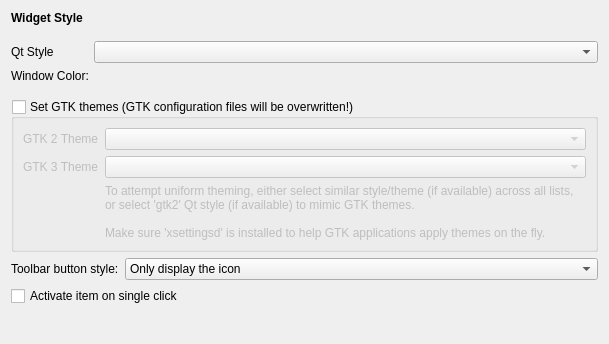
First picture: the form in lxqt-config-appearance/styleconfig.ui, repository lxqt/lxqt-config, before the edit.
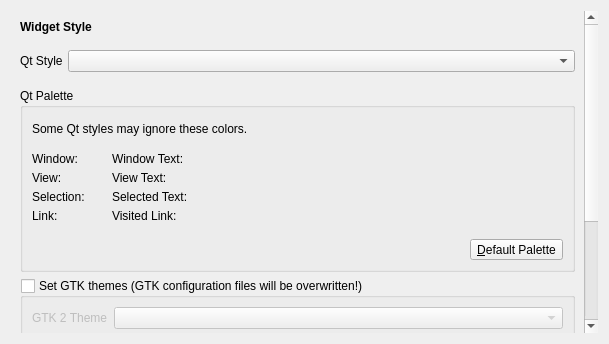
Second picture: the form after the edit. Custom widgets are drawn as their Qt base class.

Commit message:
Detailed palette customization (#647)
* Detailed palette customization

This needs and is based on https://github.com/lxqt/lxqt-qtplugin/pull/61

Closes https://github.com/lxqt/lxqt-config/issues/646

* Arrange color labels in two columns.

Patch:
```diff
--- a/lxqt-config-appearance/styleconfig.ui
+++ b/lxqt-config-appearance/styleconfig.ui
@@ -10,6 +10,16 @@
     <height>344</height>
    </rect>
   </property>
+  <layout class="QVBoxLayout" name="verticalLayout">
+   <item>
+    <widget class="QScrollArea" name="scrollArea">
+     <property name="frameShape">
+      <enum>QFrame::NoFrame</enum>
+     </property>
+     <property name="widgetResizable">
+      <bool>true</bool>
+     </property>
+     <widget class="QWidget" name="scrollAreaWidgetContents">
   <layout class="QFormLayout" name="formLayout">
    <item row="0" column="0">
     <widget class="QLabel" name="label">
@@ -24,7 +34,209 @@
      </property>
     </widget>
    </item>
-   <item row="4" column="0" colspan="2">
+       <item row="1" column="0" colspan="2">
+        <layout class="QFormLayout" name="formLayout_3">
+         <property name="horizontalSpacing">
+          <number>5</number>
+         </property>
+         <property name="topMargin">
+          <number>10</number>
+         </property>
+         <property name="bottomMargin">
+          <number>10</number>
+         </property>
+         <item row="0" column="0">
+          <widget class="QLabel" name="label_5">
+           <property name="text">
+            <string>Qt Style</string>
+           </property>
+          </widget>
+         </item>
+         <item row="0" column="1">
+          <widget class="QComboBox" name="qtComboBox"/>
+         </item>
+        </layout>
+       </item>
+       <item row="2" column="0" colspan="2">
+        <widget class="QGroupBox" name="paletteGroupBox">
+         <property name="title">
+          <string>Qt Palette</string>
+         </property>
+         <layout class="QVBoxLayout" name="verticalLayout_2">
+          <item>
+           <layout class="QHBoxLayout" name="horizontalLayout">
+            <property name="topMargin">
+             <number>5</number>
+            </property>
+            <property name="bottomMargin">
+             <number>10</number>
+            </property>
+            <item>
+             <widget class="QLabel" name="label_9">
+              <property name="text">
+               <string>Some Qt styles may ignore these colors.</string>
+              </property>
+              <property name="wordWrap">
+               <bool>true</bool>
+              </property>
+             </widget>
+            </item>
+           </layout>
+          </item>
+          <item>
+           <layout class="QHBoxLayout" name="horizontalLayout_3">
+            <property name="spacing">
+             <number>10</number>
+            </property>
+            <item>
+             <layout class="QFormLayout" name="formLayout_4">
+              <property name="formAlignment">
+               <set>Qt::AlignLeading|Qt::AlignLeft|Qt::AlignVCenter</set>
+              </property>
+              <property name="verticalSpacing">
+               <number>5</number>
+              </property>
+              <item row="0" column="0">
+               <widget class="QLabel" name="label_6">
+                <property name="text">
+                 <string>Window:</string>
+                </property>
+               </widget>
+              </item>
+              <item row="0" column="1">
+               <widget class="ColorLabel" name="winColorLabel"/>
+              </item>
+              <item row="1" column="0">
+               <widget class="QLabel" name="label_7">
+                <property name="text">
+                 <string>View:</string>
+                </property>
+               </widget>
+              </item>
+              <item row="1" column="1">
+               <widget class="ColorLabel" name="baseColorLabel"/>
+              </item>
+              <item row="2" column="0">
+               <widget class="QLabel" name="label_8">
+                <property name="text">
+                 <string>Selection:</string>
+                </property>
+               </widget>
+              </item>
+              <item row="2" column="1">
+               <widget class="ColorLabel" name="highlightColorLabel"/>
+              </item>
+              <item row="3" column="0">
+               <widget class="QLabel" name="label_13">
+                <property name="text">
+                 <string>Link:</string>
+                </property>
+               </widget>
+              </item>
+              <item row="3" column="1">
+               <widget class="ColorLabel" name="linkColorLabel"/>
+              </item>
+             </layout>
+            </item>
+            <item>
+             <layout class="QFormLayout" name="formLayout_5">
+              <property name="formAlignment">
+               <set>Qt::AlignLeading|Qt::AlignLeft|Qt::AlignVCenter</set>
+              </property>
+              <property name="verticalSpacing">
+               <number>5</number>
+              </property>
+              <item row="0" column="0">
+               <widget class="QLabel" name="label_10">
+                <property name="text">
+                 <string>Window Text:</string>
+                </property>
+               </widget>
+              </item>
+              <item row="0" column="1">
+               <widget class="ColorLabel" name="windowTextColorLabel"/>
+              </item>
+              <item row="1" column="0">
+               <widget class="QLabel" name="label_11">
+                <property name="text">
+                 <string>View Text:</string>
+                </property>
+               </widget>
+              </item>
+              <item row="1" column="1">
+               <widget class="ColorLabel" name="viewTextColorLabel"/>
+              </item>
+              <item row="2" column="0">
+               <widget class="QLabel" name="label_12">
+                <property name="text">
+                 <string>Selected Text:</string>
+                </property>
+               </widget>
+              </item>
+              <item row="2" column="1">
+               <widget class="ColorLabel" name="highlightedTextColorLabel"/>
+              </item>
+              <item row="3" column="0">
+               <widget class="QLabel" name="label_14">
+                <property name="text">
+                 <string>Visited Link:</string>
+                </property>
+               </widget>
+              </item>
+              <item row="3" column="1">
+               <widget class="ColorLabel" name="linkVisitedColorLabel"/>
+              </item>
+             </layout>
+            </item>
+            <item>
+             <spacer name="horizontalSpacer">
+              <property name="orientation">
+               <enum>Qt::Horizontal</enum>
+              </property>
+              <property name="sizeHint" stdset="0">
+               <size>
+                <width>5</width>
+                <height>5</height>
+               </size>
+              </property>
+             </spacer>
+            </item>
+           </layout>
+          </item>
+          <item>
+           <layout class="QHBoxLayout" name="horizontalLayout_2">
+            <property name="topMargin">
+             <number>10</number>
+            </property>
+            <item>
+             <spacer name="horizontalSpacer_2">
+              <property name="orientation">
+               <enum>Qt::Horizontal</enum>
+              </property>
+              <property name="sizeHint" stdset="0">
+               <size>
+                <width>5</width>
+                <height>5</height>
+               </size>
+              </property>
+             </spacer>
+            </item>
+            <item>
+             <widget class="QToolButton" name="defaultPaletteBtn">
+              <property name="text">
+               <string>&amp;Default Palette</string>
+              </property>
+              <property name="toolButtonStyle">
+               <enum>Qt::ToolButtonTextOnly</enum>
+              </property>
+             </widget>
+            </item>
+           </layout>
+          </item>
+         </layout>
+        </widget>
+       </item>
+       <item row="3" column="0" colspan="2">
     <widget class="QGroupBox" name="advancedOptionsGroupBox">
      <property name="sizePolicy">
       <sizepolicy hsizetype="Preferred" vsizetype="Preferred">
@@ -47,7 +259,7 @@
      <property name="checked">
       <bool>false</bool>
      </property>
-     <layout class="QVBoxLayout" name="verticalLayout">
+         <layout class="QVBoxLayout" name="verticalLayout_3">
       <item>
        <layout class="QFormLayout" name="formLayout_2">
         <item row="2" column="0">
@@ -93,14 +305,14 @@
      </layout>
     </widget>
    </item>
-   <item row="5" column="0">
+       <item row="4" column="0">
     <widget class="QLabel" name="label_2">
      <property name="text">
       <string>Toolbar button style:</string>
      </property>
     </widget>
    </item>
-   <item row="5" column="1">
+       <item row="4" column="1">
     <widget class="QComboBox" name="toolButtonStyle">
      <item>
       <property name="text">
@@ -129,49 +341,16 @@
      </item>
     </widget>
    </item>
-   <item row="6" column="0" colspan="2">
+       <item row="5" column="0" colspan="2">
     <widget class="QCheckBox" name="singleClickActivate">
      <property name="text">
       <string>Activate item on single click</string>
      </property>
     </widget>
    </item>
-   <item row="2" column="0" colspan="2">
-    <layout class="QFormLayout" name="formLayout_3">
-     <property name="horizontalSpacing">
-      <number>5</number>
-     </property>
-     <property name="topMargin">
-      <number>10</number>
-     </property>
-     <property name="bottomMargin">
-      <number>10</number>
-     </property>
-     <item row="1" column="0">
-      <widget class="QLabel" name="label_6">
-       <property name="text">
-        <string>Window Color:</string>
-       </property>
-      </widget>
-     </item>
-     <item row="1" column="1">
-      <widget class="ColorLabel" name="winColorLabel">
-       <property name="text">
-        <string/>
-       </property>
-      </widget>
-     </item>
-     <item row="0" column="0">
-      <widget class="QLabel" name="label_5">
-       <property name="text">
-        <string>Qt Style</string>
-       </property>
-      </widget>
-     </item>
-     <item row="0" column="1">
-      <widget class="QComboBox" name="qtComboBox"/>
-     </item>
-    </layout>
+      </layout>
+     </widget>
+    </widget>
    </item>
   </layout>
  </widget>
```
Lines whose indentation alone changed are shown as unchanged. The commit also changes 3 other files.
